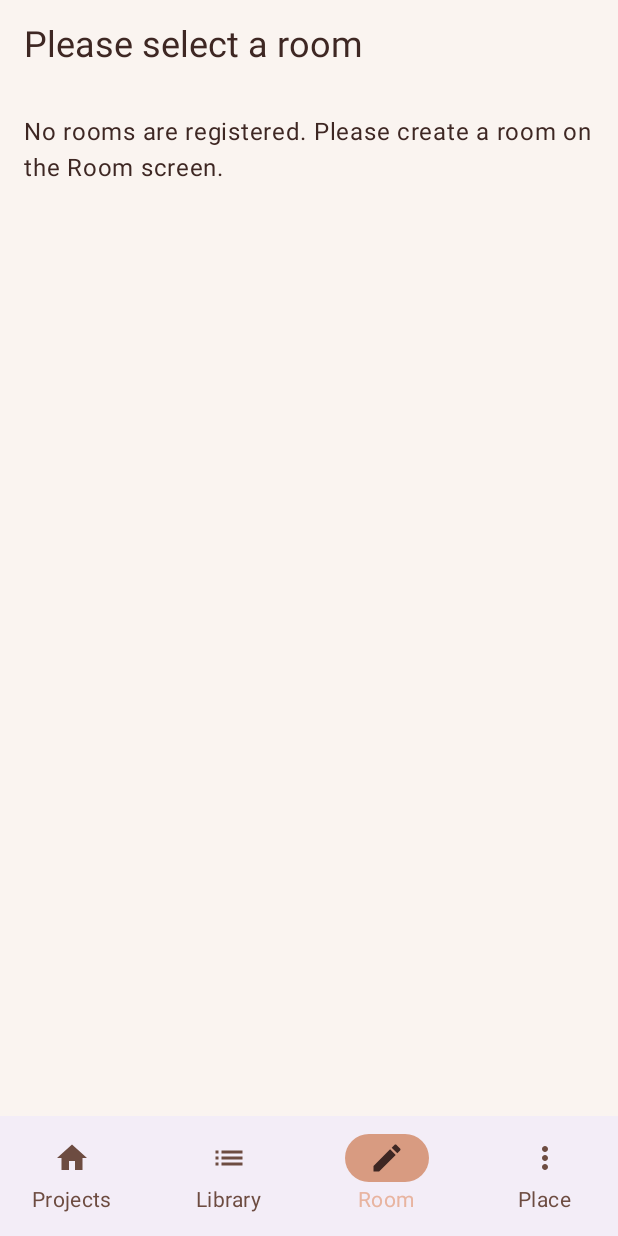
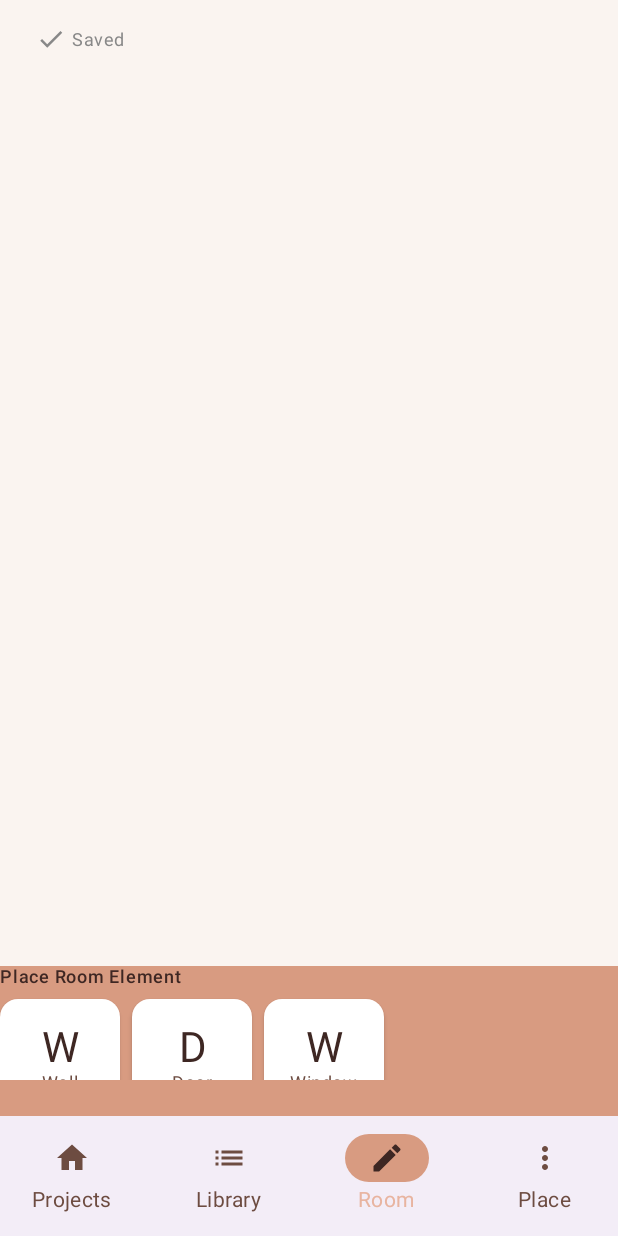
Before and after one commit to isseikz/Puzzroom, an Android app built with Jetpack Compose: the RoomCreationPage screen opened through its navigation route, on a phone screen of 412 x 824 dp. Run offline under Robolectric (Android 15) with nearby library versions, the phone set to English and light mode, and no system bars.

Commit message:
Move ButtonToCreate from template to page and enable room creation when list is empty
Co-authored-by: isseikz <14265239+isseikz@users.noreply.github.com>

```diff
--- a/composeApp/src/commonMain/kotlin/tokyo/isseikuzumaki/puzzroom/ui/pages/RoomCreationPage.kt
+++ b/composeApp/src/commonMain/kotlin/tokyo/isseikuzumaki/puzzroom/ui/pages/RoomCreationPage.kt
@@ -1,7 +1,9 @@
 package tokyo.isseikuzumaki.puzzroom.ui.pages
 
+import androidx.compose.foundation.background
 import androidx.compose.foundation.layout.Column
 import androidx.compose.foundation.layout.fillMaxWidth
+import androidx.compose.foundation.layout.height
 import androidx.compose.foundation.layout.padding
 import androidx.compose.material3.ExperimentalMaterial3Api
 import androidx.compose.material3.MaterialTheme
@@ -17,6 +19,7 @@ import androidx.compose.ui.unit.dp
 import tokyo.isseikuzumaki.puzzroom.domain.FloorPlan
 import tokyo.isseikuzumaki.puzzroom.domain.Room
 import tokyo.isseikuzumaki.puzzroom.ui.molecules.SaveStateIndicator
+import tokyo.isseikuzumaki.puzzroom.ui.organisms.ButtonToCreate
 import tokyo.isseikuzumaki.puzzroom.ui.organisms.RoomNameDialog
 import tokyo.isseikuzumaki.puzzroom.ui.organisms.RoomSelectionList
 import tokyo.isseikuzumaki.puzzroom.ui.templates.PlacedShape
@@ -45,26 +48,13 @@ fun RoomCreationPage(
 
     var showNameDialog by remember { mutableStateOf(false) }
     var pendingShapes by remember { mutableStateOf<List<PlacedShape>?>(null) }
+    var createRoomCallback by remember { mutableStateOf<(() -> Unit)?>(null) }
 
     Column(modifier = modifier) {
-        if (selectedRoom == null) {
-            Text(
-                "Please select a room",
-                style = MaterialTheme.typography.headlineSmall,
-                modifier = Modifier.padding(16.dp)
-            )
-
-            if (rooms.isEmpty()) {
-                Text(
-                    "No rooms are registered. Please create a room on the Room screen.",
-                    modifier = Modifier.padding(16.dp)
-                )
-            } else {
-                RoomSelectionList(rooms) {
-                    selectedRoom = it
-                }
-            }
-        } else {
+        // Show room creation interface when:
+        // 1. Room list is empty (first-time users)
+        // 2. A room is selected for editing
+        if (rooms.isEmpty() || selectedRoom != null) {
             // Save state indicator
             SaveStateIndicator(
                 saveState = saveState,
@@ -81,8 +71,33 @@ fun RoomCreationPage(
                     pendingShapes = shapes
                     showNameDialog = true
                 },
+                onCreateRoomClick = { callback ->
+                    createRoomCallback = callback
+                },
                 modifier = Modifier.weight(1f)
             )
+
+            // ButtonToCreate to finalize and save the room
+            ButtonToCreate(
+                onClick = {
+                    createRoomCallback?.invoke()
+                },
+                modifier = Modifier
+                    .fillMaxWidth()
+                    .height(56.dp)
+                    .background(color = MaterialTheme.colorScheme.secondaryContainer)
+            )
+        } else {
+            // Show room selection list
+            Text(
+                "Please select a room",
+                style = MaterialTheme.typography.headlineSmall,
+                modifier = Modifier.padding(16.dp)
+            )
+
+            RoomSelectionList(rooms) {
+                selectedRoom = it
+            }
         }
     }
 
```
Also changed, not shown: composeApp/src/commonMain/kotlin/tokyo/isseikuzumaki/puzzroom/ui/templates/RoomCreationTemplate.kt (+35 -39 lines).
